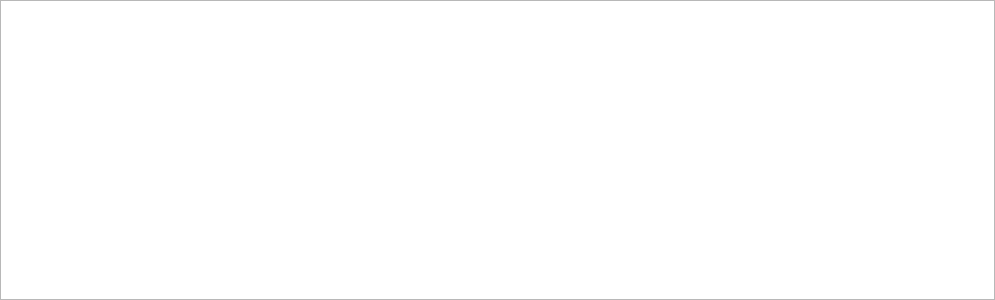
AlexLeSang/qtc-gtest, file src/PaneWidget.ui: the form before one commit.
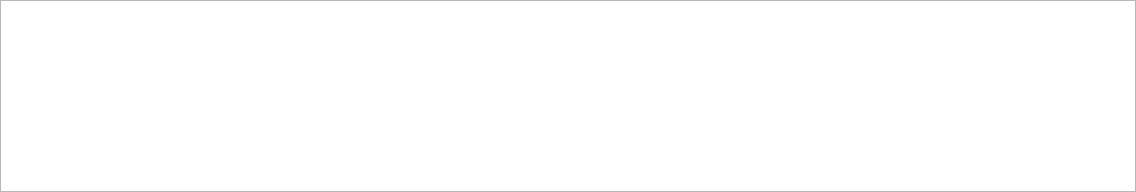
The form after the commit.

Commit message: Smaller size for pane: closed. Relative path for plugin: closed, One should set QTC_GTEST_ROOT env variable in project settings to get customized path in output.

What changed in the file:
```diff
--- a/src/PaneWidget.ui
+++ b/src/PaneWidget.ui
@@ -6,23 +6,26 @@
    <rect>
     <x>0</x>
     <y>0</y>
-    <width>995</width>
-    <height>300</height>
+    <width>1136</width>
+    <height>192</height>
    </rect>
   </property>
   <property name="minimumSize">
    <size>
-    <width>300</width>
-    <height>300</height>
+    <width>0</width>
+    <height>0</height>
    </size>
   </property>
   <property name="windowTitle">
    <string>Form</string>
   </property>
-  <layout class="QHBoxLayout" name="horizontalLayout">
+  <layout class="QVBoxLayout" name="verticalLayout">
    <property name="spacing">
     <number>0</number>
    </property>
+   <property name="sizeConstraint">
+    <enum>QLayout::SetMinimumSize</enum>
+   </property>
    <property name="leftMargin">
     <number>0</number>
    </property>
@@ -46,9 +49,21 @@
      <property name="editTriggers">
       <set>QAbstractItemView::NoEditTriggers</set>
      </property>
+     <property name="indentation">
+      <number>10</number>
+     </property>
+     <property name="sortingEnabled">
+      <bool>false</bool>
+     </property>
      <property name="animated">
       <bool>true</bool>
      </property>
+     <attribute name="headerVisible">
+      <bool>true</bool>
+     </attribute>
+     <attribute name="headerDefaultSectionSize">
+      <number>50</number>
+     </attribute>
     </widget>
    </item>
   </layout>
```
The commit also changes 5 other files.
